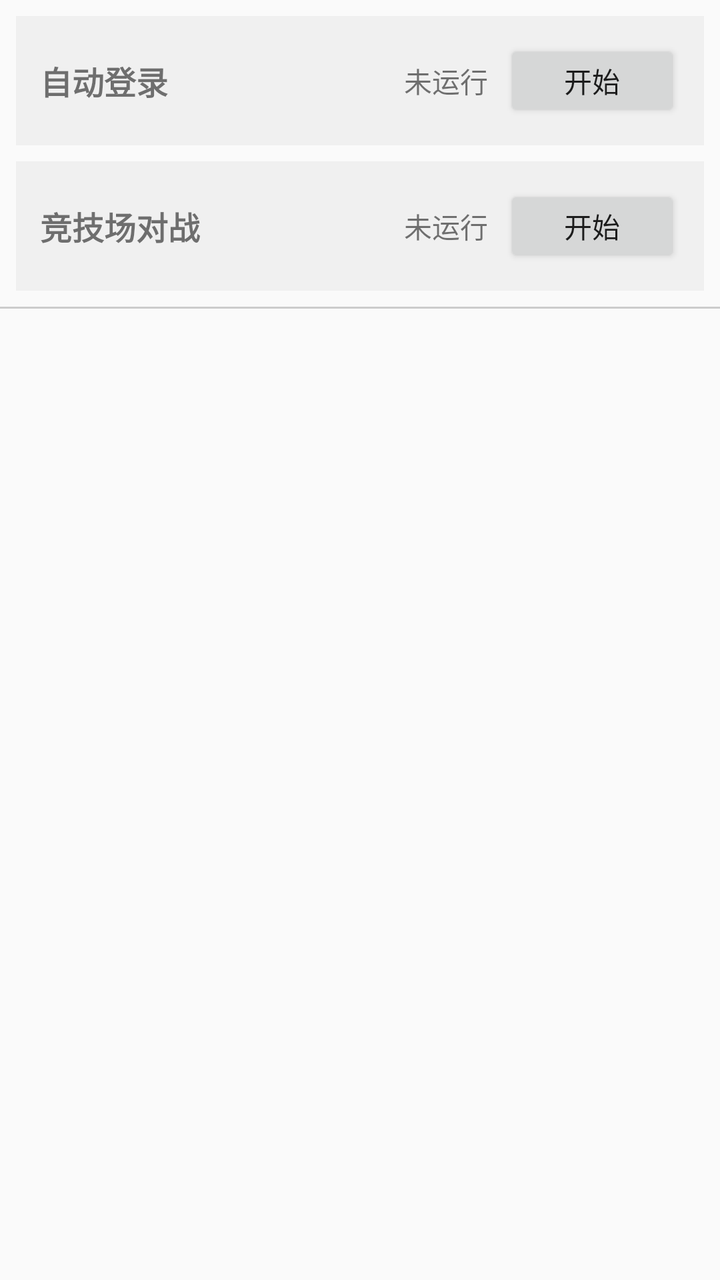
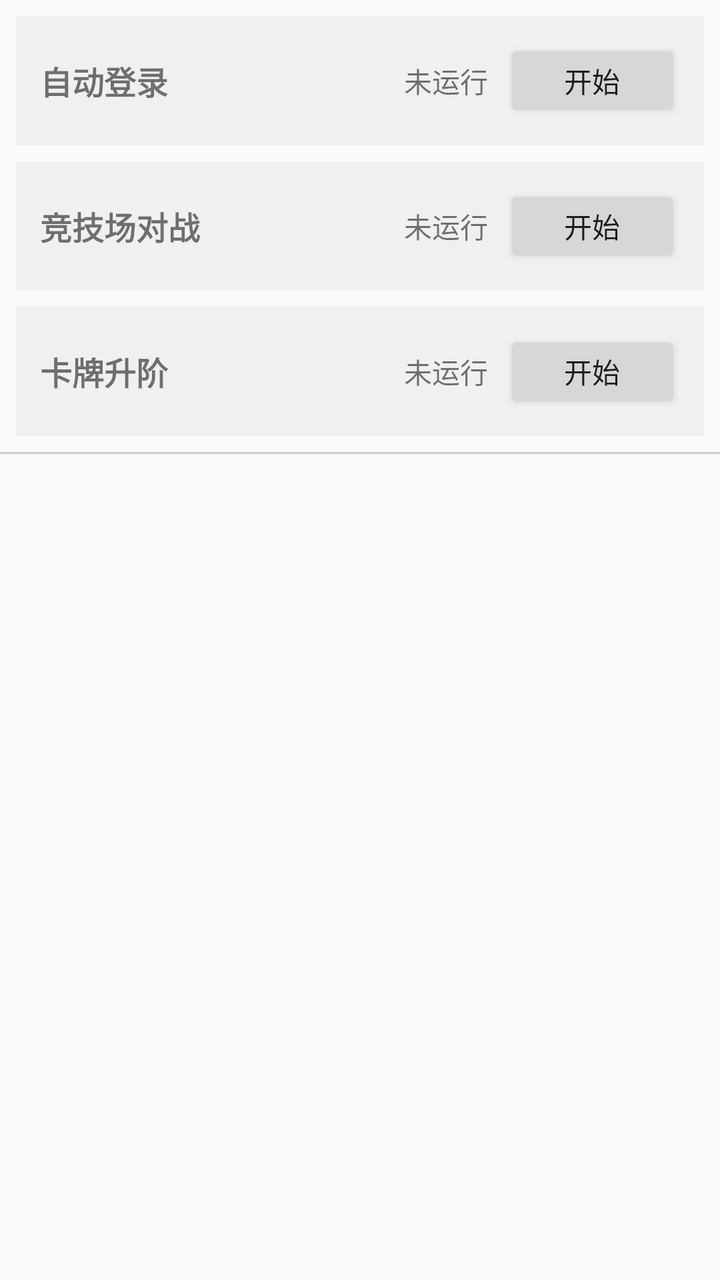

Two renders of the same Android screen: before a commit and after it. Below are the layout's source before the change and the commit's diff.
<!-- AndroidManifest.xml: application theme AppTheme -->
<!-- res/layout/fragment_function.xml -->
<?xml version="1.0" encoding="utf-8"?>
<LinearLayout xmlns:android="http://schemas.android.com/apk/res/android"
              android:layout_width="match_parent"
              android:layout_height="match_parent"
              android:orientation="vertical">

    
    <LinearLayout
            android:layout_width="match_parent"
            android:layout_height="wrap_content"
            android:orientation="vertical"
            android:padding="8dp">

        
        <LinearLayout
                android:id="@+id/card_auto_login"
                android:layout_width="match_parent"
                android:layout_height="wrap_content"
                android:orientation="horizontal"
                android:gravity="center_vertical"
                android:padding="12dp"
                android:layout_marginBottom="8dp"
                android:background="#F0F0F0">

            <TextView
                    android:id="@+id/text_auto_login_title"
                    android:layout_width="0dp"
                    android:layout_height="wrap_content"
                    android:layout_weight="1"
                    android:text="@string/action_auto_login"
                    android:textSize="16sp"
                    android:textStyle="bold"/>

            <TextView
                    android:id="@+id/text_auto_login_status"
                    android:layout_width="wrap_content"
                    android:layout_height="wrap_content"
                    android:text="@string/status_not_running"
                    android:textSize="14sp"
                    android:layout_marginRight="8dp"/>

            <Button
                    android:id="@+id/btn_auto_login_start"
                    android:layout_width="wrap_content"
                    android:layout_height="wrap_content"
                    android:text="@string/btn_start"
                    android:minHeight="36dp"/>
        </LinearLayout>

        
        <LinearLayout
                android:id="@+id/card_arena_battle"
                android:layout_width="match_parent"
                android:layout_height="wrap_content"
                android:orientation="horizontal"
                android:gravity="center_vertical"
                android:padding="12dp"
                android:background="#F0F0F0">

            <TextView
                    android:id="@+id/text_arena_battle_title"
                    android:layout_width="0dp"
                    android:layout_height="wrap_content"
                    android:layout_weight="1"
                    android:text="@string/action_arena_battle"
                    android:textSize="16sp"
                    android:textStyle="bold"/>

            <TextView
                    android:id="@+id/text_arena_battle_status"
                    android:layout_width="wrap_content"
                    android:layout_height="wrap_content"
                    android:text="@string/status_not_running"
                    android:textSize="14sp"
                    android:layout_marginRight="8dp"/>

            <Button
                    android:id="@+id/btn_arena_battle_start"
                    android:layout_width="wrap_content"
                    android:layout_height="wrap_content"
                    android:text="@string/btn_start"
                    android:minHeight="36dp"/>
        </LinearLayout>

    </LinearLayout>

    
    <View
            android:layout_width="match_parent"
            android:layout_height="1dp"
            android:background="#CCCCCC"/>

    
    <ListView
            android:id="@+id/listView_log"
            android:layout_width="match_parent"
            android:layout_height="0dp"
            android:layout_weight="1"/>

</LinearLayout>
<!-- resources referenced by this layout -->
<resources>
  <string name="action_arena_battle">竞技场对战</string>
  <string name="action_auto_login">自动登录</string>
  <string name="btn_start">开始</string>
  <string name="status_not_running">未运行</string>
  <style name="AppTheme" parent="Theme.AppCompat.Light.DarkActionBar">
          
          <item name="colorPrimary">@color/colorPrimary</item>
          <item name="colorPrimaryDark">@color/colorPrimaryDark</item>
          <item name="colorAccent">@color/colorAccent</item>
      </style>
  <color name="colorPrimary">#008577</color>
  <color name="colorPrimaryDark">#00574B</color>
  <color name="colorAccent">#D81B60</color>
</resources>

<!-- the commit's change to res/layout/fragment_function.xml (unified diff, before → after) -->
@@ -55,6 +55,7 @@
                 android:orientation="horizontal"
                 android:gravity="center_vertical"
                 android:padding="12dp"
+                android:layout_marginBottom="8dp"
                 android:background="#F0F0F0">
 
             <TextView
@@ -82,6 +83,41 @@
                     android:minHeight="36dp"/>
         </LinearLayout>
 
+        
+        <LinearLayout
+                android:id="@+id/card_card_upgrade"
+                android:layout_width="match_parent"
+                android:layout_height="wrap_content"
+                android:orientation="horizontal"
+                android:gravity="center_vertical"
+                android:padding="12dp"
+                android:background="#F0F0F0">
+
+            <TextView
+                    android:id="@+id/text_card_upgrade_title"
+                    android:layout_width="0dp"
+                    android:layout_height="wrap_content"
+                    android:layout_weight="1"
+                    android:text="@string/action_card_upgrade"
+                    android:textSize="16sp"
+                    android:textStyle="bold"/>
+
+            <TextView
+                    android:id="@+id/text_card_upgrade_status"
+                    android:layout_width="wrap_content"
+                    android:layout_height="wrap_content"
+                    android:text="@string/status_not_running"
+                    android:textSize="14sp"
+                    android:layout_marginRight="8dp"/>
+
+            <Button
+                    android:id="@+id/btn_card_upgrade_start"
+                    android:layout_width="wrap_content"
+                    android:layout_height="wrap_content"
+                    android:text="@string/btn_start"
+                    android:minHeight="36dp"/>
+        </LinearLayout>
+
     </LinearLayout>
 
     
<!-- resource entries referenced after the edit -->
@@ -2,6 +2,7 @@
 <resources>
   <string name="action_arena_battle">竞技场对战</string>
   <string name="action_auto_login">自动登录</string>
+  <string name="action_card_upgrade">卡牌升阶</string>
   <string name="btn_start">开始</string>
   <string name="status_not_running">未运行</string>
   <style name="AppTheme" parent="Theme.AppCompat.Light.DarkActionBar">
